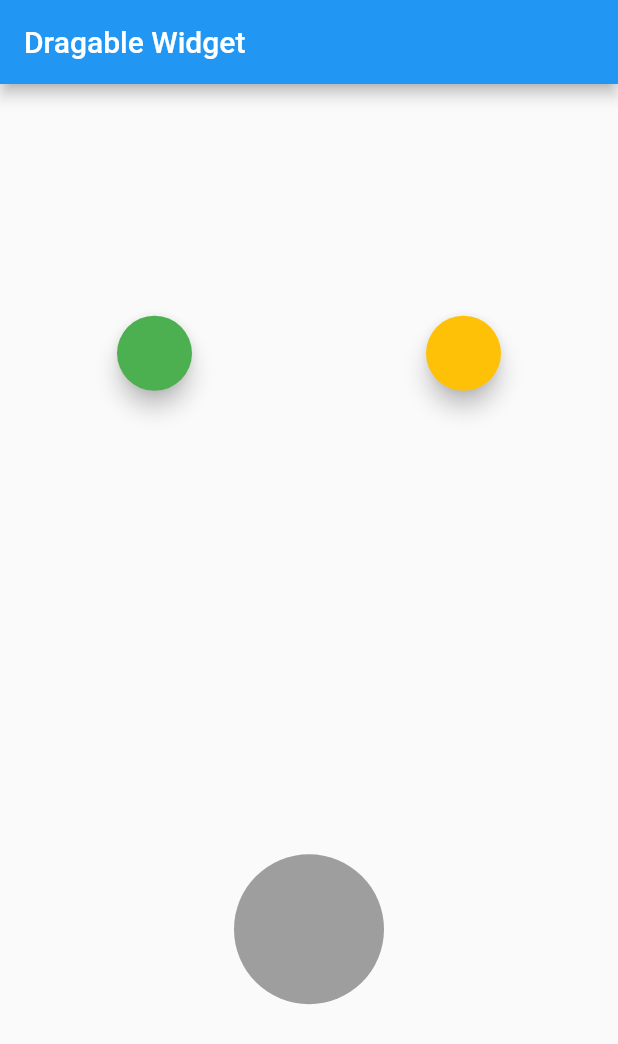
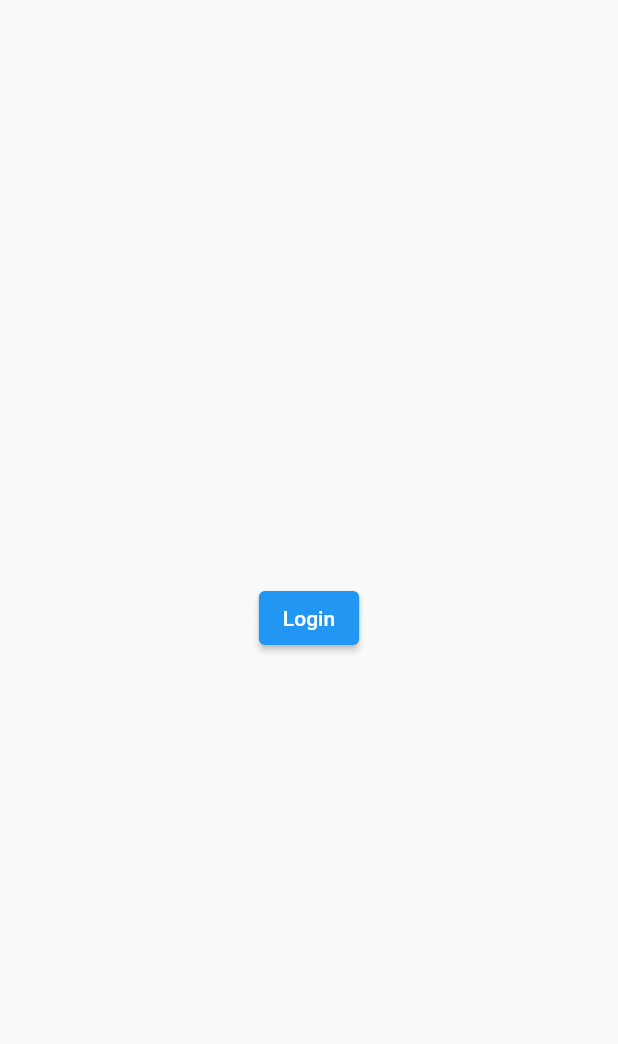
Before and after one commit to zeph1re/FlutterTutorial, a Flutter app: the screen it shows after launch, on a phone screen of 412 x 824 dp. Shown: the top 1044 px of the screen. Run offline on Flutter 3.47's test engine with Material 2 defaults, Android fonts, the phone set to English and light mode, and no system bars.

Commit message:
add multipage

```diff
--- /dev/null
+++ b/lib/login_page.dart
@@ -0,0 +1,28 @@
+import 'package:flutter/material.dart';
+import 'package:flutter_tutorial/main_page.dart';
+
+class LoginPage extends StatefulWidget {
+  const LoginPage({super.key});
+
+  @override
+  State<LoginPage> createState() => _LoginPageState();
+}
+
+class _LoginPageState extends State<LoginPage> {
+  @override
+  Widget build(BuildContext context) {
+    return Scaffold(
+      body: Center(
+        child: ElevatedButton(
+          child: const Text("Login"),
+          onPressed: () {
+            Navigator.pushReplacement(context,
+                MaterialPageRoute(builder: (context) {
+              return const MainPage();
+            }));
+          },
+        ),
+      ),
+    );
+  }
+}
--- a/lib/main.dart
+++ b/lib/main.dart
@@ -1,4 +1,5 @@
 import 'package:flutter/material.dart';
+import 'package:flutter_tutorial/login_page.dart';
 
 void main() {
   runApp(const MyApp());
@@ -12,114 +13,10 @@ class MyApp extends StatefulWidget {
 }
 
 class _MyAppState extends State<MyApp> {
-  Color color1 = Colors.green;
-  Color color2 = Colors.amber;
-  late Color targetColor;
-  bool isFilled = false;
-
   @override
   Widget build(BuildContext context) {
-    return MaterialApp(
-      home: Scaffold(
-        appBar: AppBar(
-          title: const Text("Dragable Widget"),
-        ),
-        body: Column(
-          mainAxisAlignment: MainAxisAlignment.spaceAround,
-          children: [
-            Row(
-              mainAxisAlignment: MainAxisAlignment.spaceAround,
-              children: [
-                Draggable<Color>(
-                  data: color1,
-                  feedback: SizedBox(
-                    width: 50,
-                    height: 50,
-                    child: Material(
-                      color: color1.withOpacity(0.5),
-                      shape: const StadiumBorder(),
-                      elevation: 6,
-                    ),
-                  ),
-                  childWhenDragging: const SizedBox(
-                    width: 50,
-                    height: 50,
-                    child: Material(
-                      color: Colors.black12,
-                      shape: StadiumBorder(),
-                      elevation: 6,
-                    ),
-                  ),
-                  child: SizedBox(
-                    width: 50,
-                    height: 50,
-                    child: Material(
-                      color: color1,
-                      shape: const StadiumBorder(),
-                      elevation: 6,
-                    ),
-                  ),
-                ),
-                Draggable<Color>(
-                  data: color2,
-                  feedback: SizedBox(
-                    width: 50,
-                    height: 50,
-                    child: Material(
-                      color: color2.withOpacity(0.5),
-                      shape: const StadiumBorder(),
-                      elevation: 6,
-                    ),
-                  ),
-                  childWhenDragging: const SizedBox(
-                    width: 50,
-                    height: 50,
-                    child: Material(
-                      color: Colors.black12,
-                      shape: StadiumBorder(),
-                      elevation: 6,
-                    ),
-                  ),
-                  child: SizedBox(
-                    width: 50,
-                    height: 50,
-                    child: Material(
-                      color: color2,
-                      shape: const StadiumBorder(),
-                      elevation: 6,
-                    ),
-                  ),
-                )
-              ],
-            ),
-            DragTarget<Color>(
-              builder: (BuildContext context, List<dynamic> accepted,
-                      List<dynamic> rejected) =>
-                  (isFilled)
-                      ? SizedBox(
-                          width: 100,
-                          height: 100,
-                          child: Material(
-                            color: targetColor,
-                            shape: const StadiumBorder(),
-                          ),
-                        )
-                      : const SizedBox(
-                          width: 100,
-                          height: 100,
-                          child: Material(
-                            color: Colors.grey,
-                            shape: StadiumBorder(),
-                          )),
-              onWillAccept: (value) => true,
-              onAccept: (value) {
-                isFilled = true;
-                targetColor = value;
-              },
-            )
-          ],
-        ),
-      ),
+    return const MaterialApp(
+      home: LoginPage(),
     );
   }
 }
```
Also changed, not shown: lib/main_page.dart (added, +30 -0 lines), lib/second_page.dart (added, +27 -0 lines).
